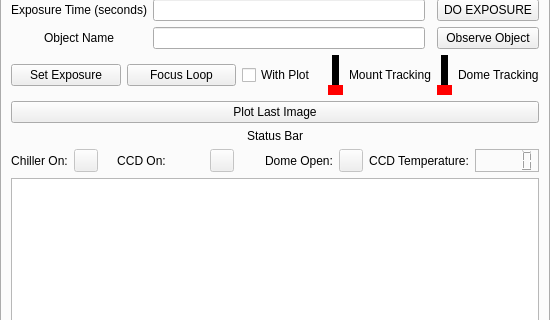
This is Summer_GUI/form.ui in winter-telescope/observatory as Qt 5 draws it before an edit; both pictures show x 0 to 550 and y 148 to 468 of the 550 by 750 pixel window. The edited form follows.
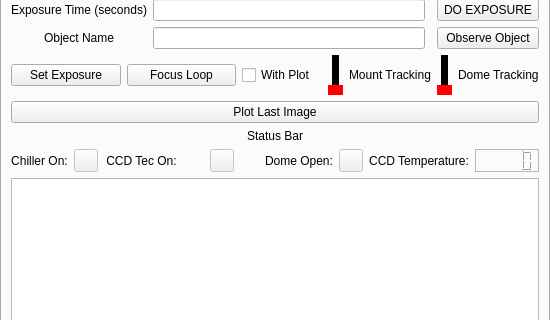
This is the edited form.

The edit to the form file:
```diff
--- a/Summer_GUI/form.ui
+++ b/Summer_GUI/form.ui
@@ -512,7 +512,7 @@
          <item>
           <widget class="QLabel" name="label_8">
            <property name="text">
-            <string>CCD On:</string>
+            <string>CCD Tec On:</string>
            </property>
            <property name="alignment">
             <set>Qt::AlignCenter</set>
```
